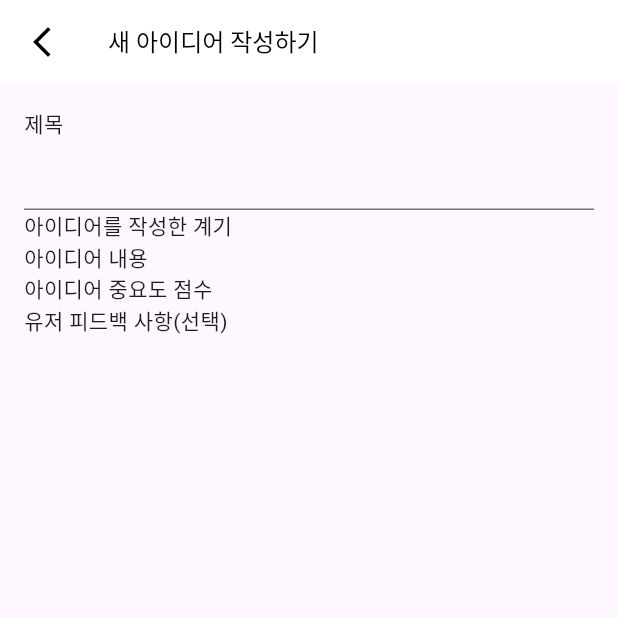
After one commit to sunfishes/archive_idea, a Flutter app: the EditScreen screen opened directly, on a phone screen of 412 x 824 dp, the top half of it. The commit adds this screen. Run offline on Flutter 3.47's test engine with Material 3 defaults, Android fonts, the phone set to English and light mode, and no system bars; our stand-ins replace flutter_rating_bar, sqflite; accounts and stored records are empty.

Commit message:
add: idea edit screen ui

```diff
--- a/lib/main.dart
+++ b/lib/main.dart
@@ -1,3 +1,5 @@
+import 'package:archive_idea/data/idea_info.dart';
+import 'package:archive_idea/screen/edit_screen.dart';
 import 'package:archive_idea/screen/main_screen.dart';
 import 'package:archive_idea/screen/splash_screen.dart';
 import 'package:flutter/material.dart';
@@ -20,6 +22,16 @@ class MyApp extends StatelessWidget {
         '/':(context) => SplashScreen(),
         '/main':(context) => MainScreen(),//라우트설정
         },
+      onGenerateRoute: (settings) {
+        if(settings.name == '/edit') {
+          //1.아이디어 기록값을 넘기지 못하면 작성시나리오
+          //2.아이디어 기록값을 넘기면 수정시나리오
+          final IdeaInfo? ideaInfo = settings.arguments as IdeaInfo?;
+          return MaterialPageRoute(builder: (context) {
+            return EditScreen(ideaInfo: ideaInfo,);
+          },);
+        }
+      },
     );
   }
 }
--- /dev/null
+++ b/lib/screen/edit_screen.dart
@@ -0,0 +1,66 @@
+import 'package:archive_idea/data/idea_info.dart';
+import 'package:flutter/material.dart';
+
+class EditScreen extends StatefulWidget {
+  IdeaInfo? ideaInfo;
+  EditScreen({super.key, this.ideaInfo });
+
+  @override
+  State<EditScreen> createState() => _EditScreenState();
+}
+
+class _EditScreenState extends State<EditScreen> {
+  //아이디어 제목
+final TextEditingController _titleController = TextEditingController();
+//아이디어 계기
+final TextEditingController _motiveController = TextEditingController();
+//아이디어 내용
+final TextEditingController _contentController = TextEditingController();
+//피드백 사항
+final TextEditingController _feedbackController = TextEditingController();
+
+  @override
+  Widget build(BuildContext context) {
+    return Scaffold(
+      appBar: AppBar(
+        backgroundColor: Colors.white,
+        elevation: 0,
+        leading: GestureDetector(child: Icon(
+          Icons.arrow_back_ios_new,
+          size: 24,
+          color: Colors.black,
+        ),
+          onTap: () {
+            //back button
+            //pop을 하면 이전으로 돌아간다.
+            Navigator.pop(context);
+          },
+        ),
+        title: Text('새 아이디어 작성하기', style: TextStyle(color: Colors.black, fontSize: 16),),
+      ),
+      body: SingleChildScrollView(
+        child: Container(
+          margin: EdgeInsets.all(16),
+          child: Column(
+            crossAxisAlignment: CrossAxisAlignment.start,
+          children: [
+            Text('제목'),
+            TextField(
+              style: TextStyle(fontSize: 12, color: Colors.black),
+              controller: _titleController,
+            ),
+            Text('아이디어를 작성한 계기'),
+
+            Text('아이디어 내용'),
+
+            Text('아이디어 중요도 점수'),
+
+            Text('유저 피드백 사항(선택)'),
+
+                ],
+                ),
+        ),
+      ),
+    );
+  }
+}
--- a/lib/screen/main_screen.dart
+++ b/lib/screen/main_screen.dart
@@ -53,7 +53,7 @@ class _MainScreenState extends State<MainScreen> {
       ),
       floatingActionButton: FloatingActionButton(onPressed: (){
         // 새 아이디어 작성화면으로 이동
-
+        Navigator.pushNamed(context, '/edit');
       },
       child: Image.asset('assets/idea.png', width: 48, height: 48,
       ),
```
